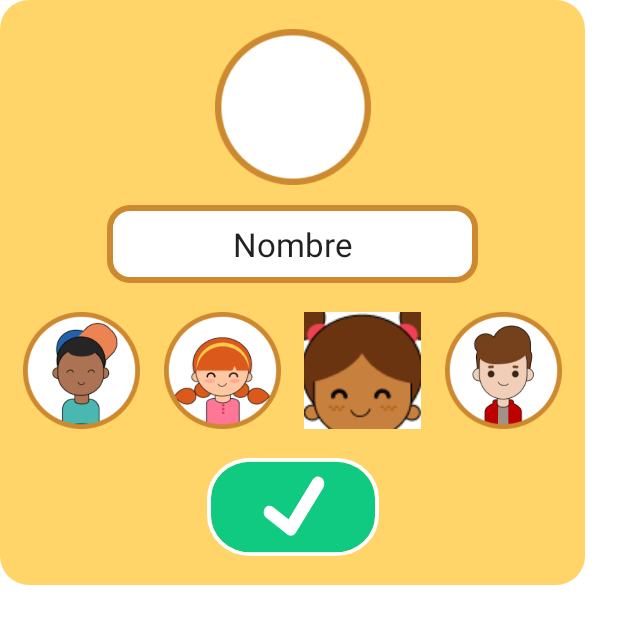
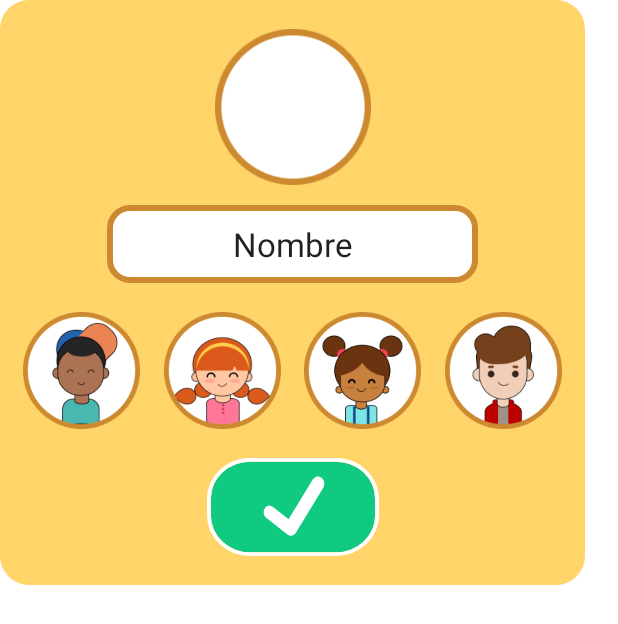
Before and after one commit to jimmy-jossue/Aprendiendo_a_contar_movil, an Android app: the layout dialog_login.xml on its own in the app's theme, with its tools: preview values and no code run, on a phone screen of 412 x 824 dp. Shown: the top 624 px of the screen. Run offline under Robolectric (Android 15) with nearby library versions, the phone set to English and light mode, and no system bars.

Commit message:
diseño de dialog_login.xml

```diff
--- a/app/src/main/res/layout/dialog_login.xml
+++ b/app/src/main/res/layout/dialog_login.xml
@@ -57,7 +57,8 @@
         android:id="@+id/btn_perfil_three"
         android:layout_width="@dimen/_60sdp"
         android:layout_height="@dimen/_60sdp"
-        android:src="@drawable/ic_perfil_three"
+        android:background="@drawable/ic_perfil_three"
+        android:scaleType="fitCenter"
         app:layout_constraintBottom_toTopOf="@+id/btn_list"
         app:layout_constraintEnd_toStartOf="@+id/btn_perfil_four"
         app:layout_constraintStart_toEndOf="@+id/btn_perfil_two"
```
